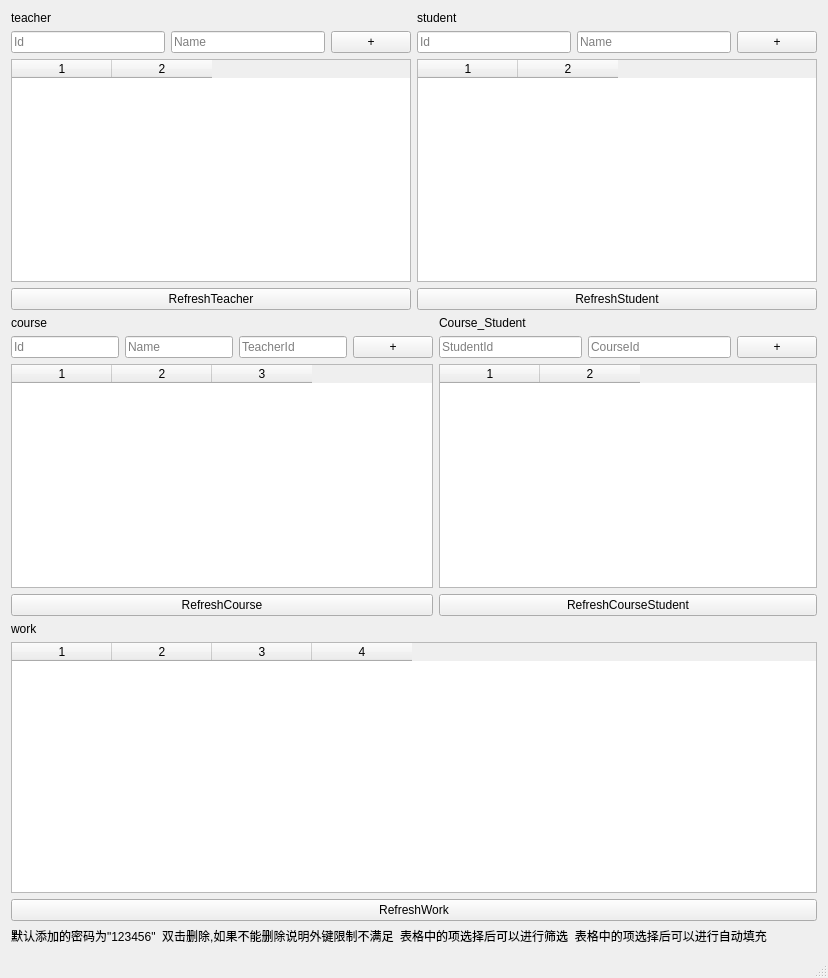
First picture: the form in adminui.ui, repository BeanLiu1994/Su6missi0nSys, before the edit.
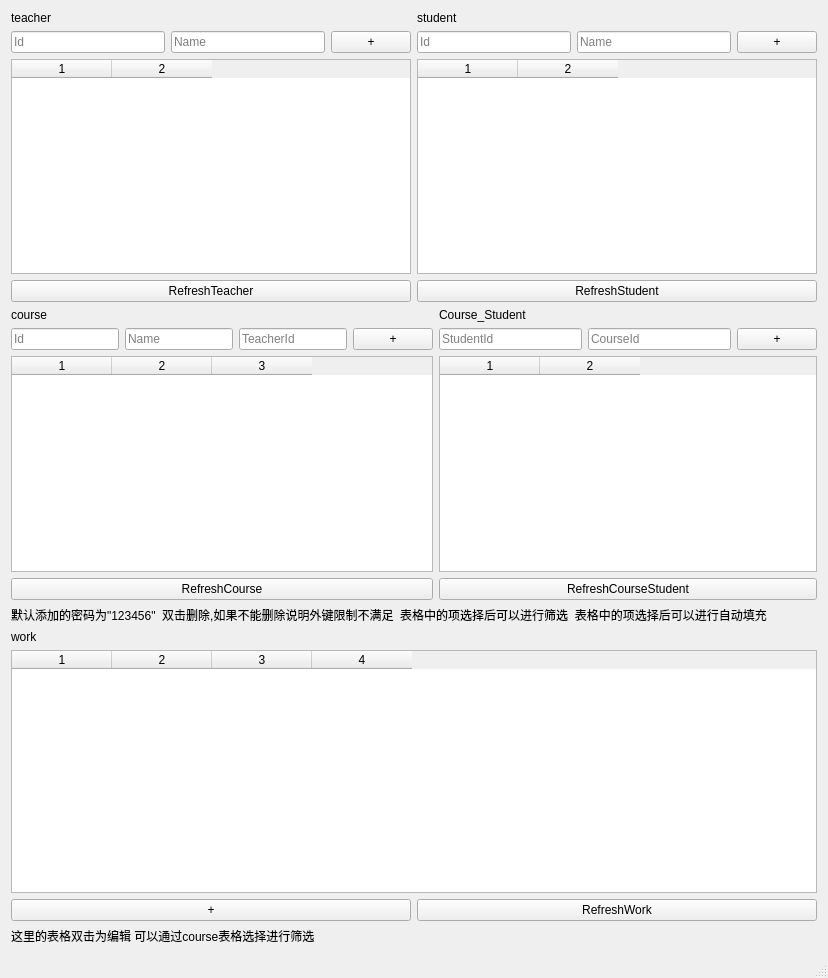
Second picture: the form after the edit.

Commit message: adminui添加了work编辑部分，完善了work_edit部分

Patch:
```diff
--- a/adminui.ui
+++ b/adminui.ui
@@ -248,6 +248,13 @@
       </item>
      </layout>
     </item>
+    <item>
+     <widget class="QLabel" name="info1">
+      <property name="text">
+       <string>默认添加的密码为&quot;123456&quot;  双击删除,如果不能删除说明外键限制不满足  表格中的项选择后可以进行筛选  表格中的项选择后可以进行自动填充</string>
+      </property>
+     </widget>
+    </item>
     <item>
      <layout class="QVBoxLayout" name="verticalLayout_5">
       <item>
@@ -269,6 +276,15 @@
        </widget>
       </item>
       <item>
+       <layout class="QHBoxLayout" name="horizontalLayout_7">
+        <item>
+         <widget class="QPushButton" name="work_add_button">
+          <property name="text">
+           <string>+</string>
+          </property>
+         </widget>
+        </item>
+        <item>
        <widget class="QPushButton" name="WorkRefresh">
         <property name="text">
          <string>RefreshWork</string>
@@ -277,10 +293,12 @@
       </item>
      </layout>
     </item>
+     </layout>
+    </item>
     <item>
-     <widget class="QLabel" name="label">
+     <widget class="QLabel" name="info2">
       <property name="text">
-       <string>默认添加的密码为&quot;123456&quot;  双击删除,如果不能删除说明外键限制不满足  表格中的项选择后可以进行筛选  表格中的项选择后可以进行自动填充</string>
+       <string>这里的表格双击为编辑 可以通过course表格选择进行筛选</string>
       </property>
      </widget>
     </item>
```
Lines whose indentation alone changed are shown as unchanged. The commit also changes 8 other files.
